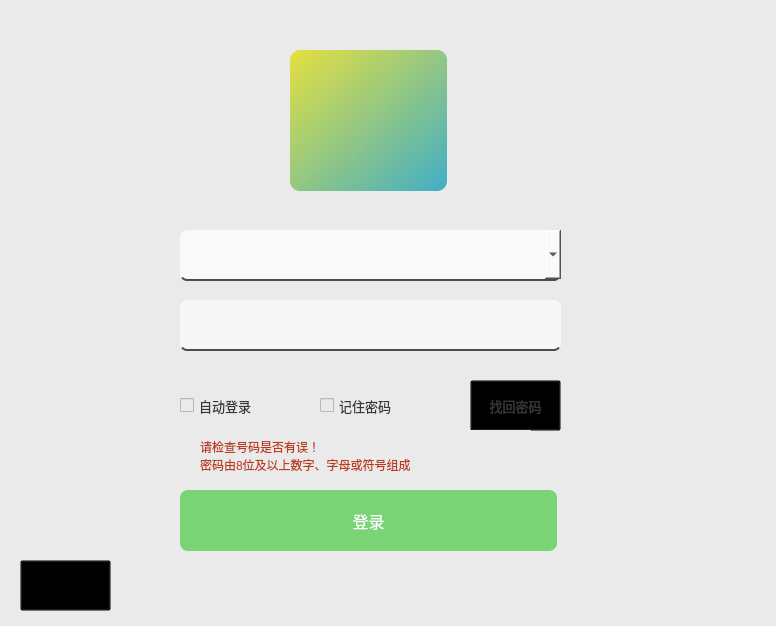
Before: the Qt Designer form ui/loginwidget.ui in Zhiyesh/Chat-plusplus, drawn with Qt 5.
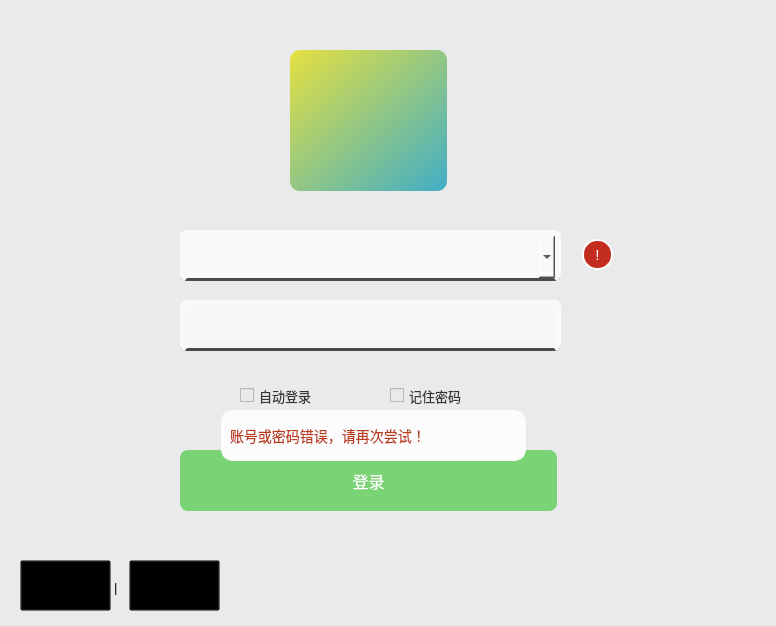
After: the same form once the commit is applied.

Patch:
```diff
--- a/ui/loginwidget.ui
+++ b/ui/loginwidget.ui
@@ -30,10 +30,11 @@
    </property>
    <property name="styleSheet">
     <string notr="true">font: 12pt;
-border: 2px solid rgb(75, 75, 75);
-border-top-width: 0px;
-border-left-width: 0px;
-border-right-width: 0px;
+border: 6px solid rgb(75, 75, 75);
+border-top-color: rgb(249, 249, 249);
+border-left-color: rgb(249, 249, 249);
+border-right-color: rgb(249, 249, 249);
+border-bottom-width: 3px;
 background-color: rgb(247, 247, 247);
 border-radius: 7px;</string>
    </property>
@@ -42,7 +43,7 @@
    <property name="geometry">
     <rect>
      <x>180</x>
-     <y>490</y>
+     <y>450</y>
      <width>377</width>
      <height>61</height>
     </rect>
@@ -65,8 +66,8 @@
   <widget class="QCheckBox" name="AutoLogin">
    <property name="geometry">
     <rect>
-     <x>180</x>
-     <y>380</y>
+     <x>240</x>
+     <y>370</y>
      <width>111</width>
      <height>51</height>
     </rect>
@@ -87,8 +88,8 @@
   <widget class="QCheckBox" name="RememberPassword">
    <property name="geometry">
     <rect>
-     <x>320</x>
-     <y>380</y>
+     <x>390</x>
+     <y>370</y>
      <width>111</width>
      <height>51</height>
     </rect>
@@ -109,8 +110,8 @@
   <widget class="QPushButton" name="RetrievePassword">
    <property name="geometry">
     <rect>
-     <x>470</x>
-     <y>380</y>
+     <x>129</x>
+     <y>560</y>
      <width>91</width>
      <height>51</height>
     </rect>
@@ -119,7 +120,6 @@
     <string notr="true">QPushButton {
 	font: 10pt;
 	background-color: rgb(0, 0, 0, 0);
-	color: rgb(54, 54, 54);
 }
 QPushButton::hover {
 	color: rgb(70, 153, 255);
@@ -163,10 +163,11 @@
    <property name="styleSheet">
     <string notr="true">QComboBox {
 	font: 12pt;
-	border: 2px solid rgb(75, 75, 75);
-	border-top-width: 0px;
-	border-left-width: 0px;
-	border-right-width: 0px;
+	border: 6px solid rgb(75, 75, 75);
+	border-top-color: rgb(249, 249, 249);
+	border-left-color: rgb(249, 249, 249);
+	border-right-color: rgb(249, 249, 249);
+	border-bottom-width: 3px;
 	background-color: rgb(249, 249, 249);
 	border-radius: 7px;
 }
@@ -198,36 +199,90 @@
   <widget class="QLabel" name="FormatError">
    <property name="geometry">
     <rect>
-     <x>200</x>
-     <y>430</y>
-     <width>331</width>
-     <height>51</height>
+     <x>582</x>
+     <y>239</y>
+     <width>31</width>
+     <height>31</height>
     </rect>
    </property>
    <property name="styleSheet">
-    <string notr="true">font: 9pt;
-color: rgb(186, 60, 28);</string>
+    <string notr="true">QLabel {
+	font: 11pt;
+	background-color: rgb(195, 45, 31);
+	color: rgb(252, 252, 252);
+	border: 2px solid;
+	border-color: rgb(252, 252, 252);
+	border-radius: 15px;
+}</string>
    </property>
    <property name="text">
-    <string>请检查号码是否有误！
-密码由8位及以上数字、字母或符号组成</string>
+    <string>!</string>
+   </property>
+   <property name="alignment">
+    <set>Qt::AlignCenter</set>
    </property>
   </widget>
   <widget class="QLabel" name="PasswordError">
    <property name="geometry">
     <rect>
-     <x>230</x>
-     <y>430</y>
-     <width>281</width>
+     <x>221</x>
+     <y>410</y>
+     <width>305</width>
      <height>51</height>
+    </rect>
+   </property>
+   <property name="styleSheet">
+    <string notr="true">QLabel {
+	font: 10.5pt;
+	background-color: rgb(252, 252, 252);
+	color: rgb(186, 60, 28);
+	border: 6px solid;
+	border-color: rgb(252, 252, 252);
+	border-radius: 12px;
+}</string>
+   </property>
+   <property name="text">
+    <string>账号或密码错误，请再次尝试！</string>
+   </property>
+  </widget>
+  <widget class="QLabel" name="NetworkDisconnect">
+   <property name="geometry">
+    <rect>
+     <x>247</x>
+     <y>410</y>
+     <width>253</width>
+     <height>51</height>
+    </rect>
+   </property>
+   <property name="styleSheet">
+    <string notr="true">QLabel {
+	font: 10.5pt;
+	background-color: rgb(252, 252, 252);
+	color: rgb(186, 60, 28);
+	border: 6px solid;
+	border-color: rgb(252, 252, 252);
+	border-radius: 12px;
+}</string>
+   </property>
+   <property name="text">
+    <string>请检查网络连接是否正常</string>
+   </property>
+  </widget>
+  <widget class="QLabel" name="label">
+   <property name="geometry">
+    <rect>
+     <x>114</x>
+     <y>578</y>
+     <width>16</width>
+     <height>18</height>
     </rect>
    </property>
    <property name="styleSheet">
     <string notr="true">font: 10pt;
-color: rgb(186, 60, 28);</string>
+background-color: rgb(0, 0, 0, 0);</string>
    </property>
    <property name="text">
-    <string>号码或密码错误，请再次尝试！</string>
+    <string>|</string>
    </property>
   </widget>
   <zorder>HeadImg</zorder>
```
Left out of the diff: 28 changed lines with no effect on the pictures.
